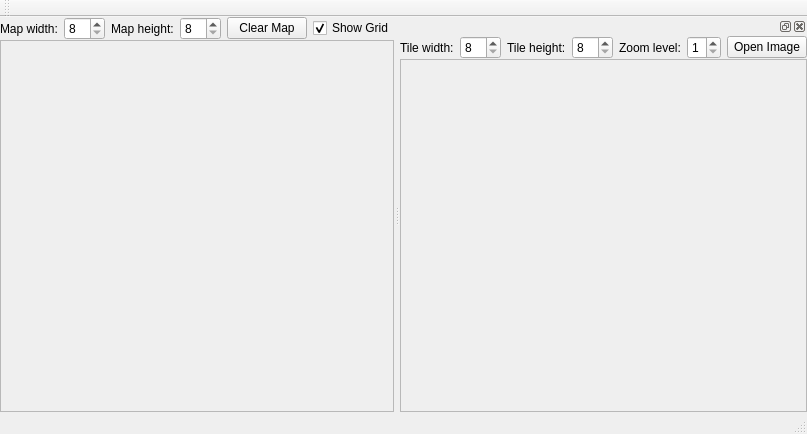
The window that mapeditor.ui (stoyan-shopov/TileMapEdit) describes before a commit, drawn with Qt 5.
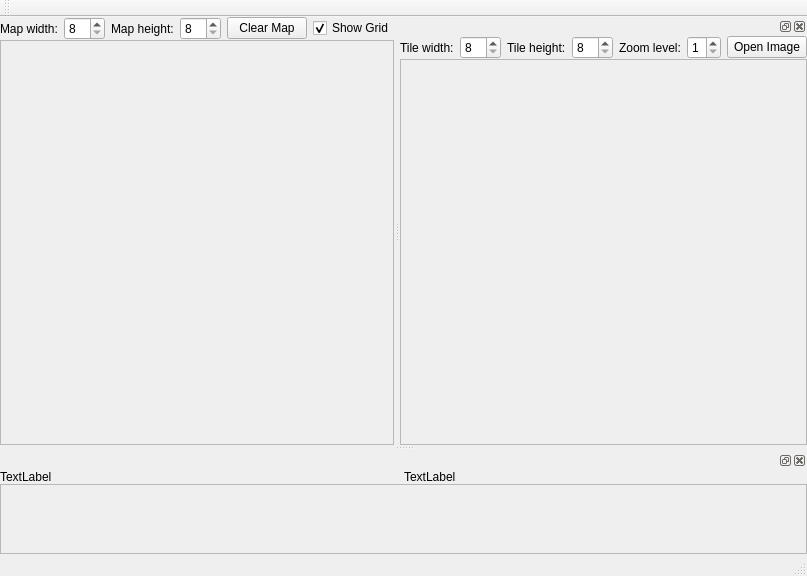
The same window after the commit.

Commit message: add a TileSet widget

```diff
--- a/mapeditor.ui
+++ b/mapeditor.ui
@@ -7,7 +7,7 @@
     <x>0</x>
     <y>0</y>
     <width>780</width>
-    <height>434</height>
+    <height>576</height>
    </rect>
   </property>
   <property name="windowTitle">
@@ -96,7 +96,7 @@
          <x>0</x>
          <y>0</y>
          <width>379</width>
-         <height>348</height>
+         <height>385</height>
         </rect>
        </property>
       </widget>
@@ -217,7 +217,7 @@
           <x>0</x>
           <y>0</y>
           <width>396</width>
-          <height>329</height>
+          <height>366</height>
          </rect>
         </property>
         <layout class="QVBoxLayout" name="verticalLayout_2"/>
@@ -227,6 +227,68 @@
     </layout>
    </widget>
   </widget>
+  <widget class="QDockWidget" name="dockWidgetTileSet">
+   <attribute name="dockWidgetArea">
+    <number>8</number>
+   </attribute>
+   <widget class="QWidget" name="dockWidgetContents">
+    <layout class="QVBoxLayout" name="verticalLayout_4">
+     <property name="spacing">
+      <number>0</number>
+     </property>
+     <property name="leftMargin">
+      <number>0</number>
+     </property>
+     <property name="topMargin">
+      <number>0</number>
+     </property>
+     <property name="rightMargin">
+      <number>0</number>
+     </property>
+     <property name="bottomMargin">
+      <number>0</number>
+     </property>
+     <item>
+      <layout class="QHBoxLayout" name="horizontalLayout_3">
+       <property name="spacing">
+        <number>0</number>
+       </property>
+       <item>
+        <widget class="QLabel" name="label_6">
+         <property name="text">
+          <string>TextLabel</string>
+         </property>
+        </widget>
+       </item>
+       <item>
+        <widget class="QLabel" name="label_7">
+         <property name="text">
+          <string>TextLabel</string>
+         </property>
+        </widget>
+       </item>
+      </layout>
+     </item>
+     <item>
+      <widget class="QScrollArea" name="scrollAreaTileSet">
+       <property name="widgetResizable">
+        <bool>true</bool>
+       </property>
+       <widget class="QWidget" name="scrollAreaTileSetWidget">
+        <property name="geometry">
+         <rect>
+          <x>0</x>
+          <y>0</y>
+          <width>778</width>
+          <height>68</height>
+         </rect>
+        </property>
+       </widget>
+      </widget>
+     </item>
+    </layout>
+   </widget>
+  </widget>
  </widget>
  <layoutdefault spacing="6" margin="11"/>
  <resources/>
```
The commit also changes 2 other files.
